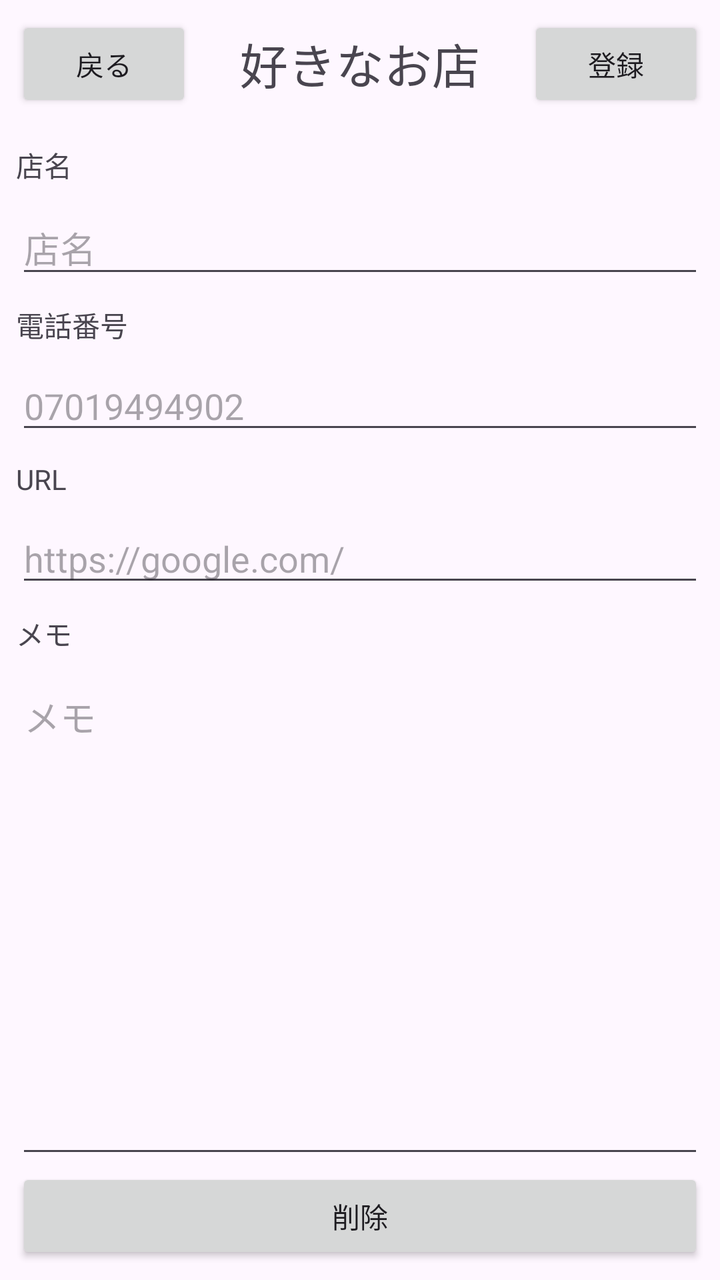
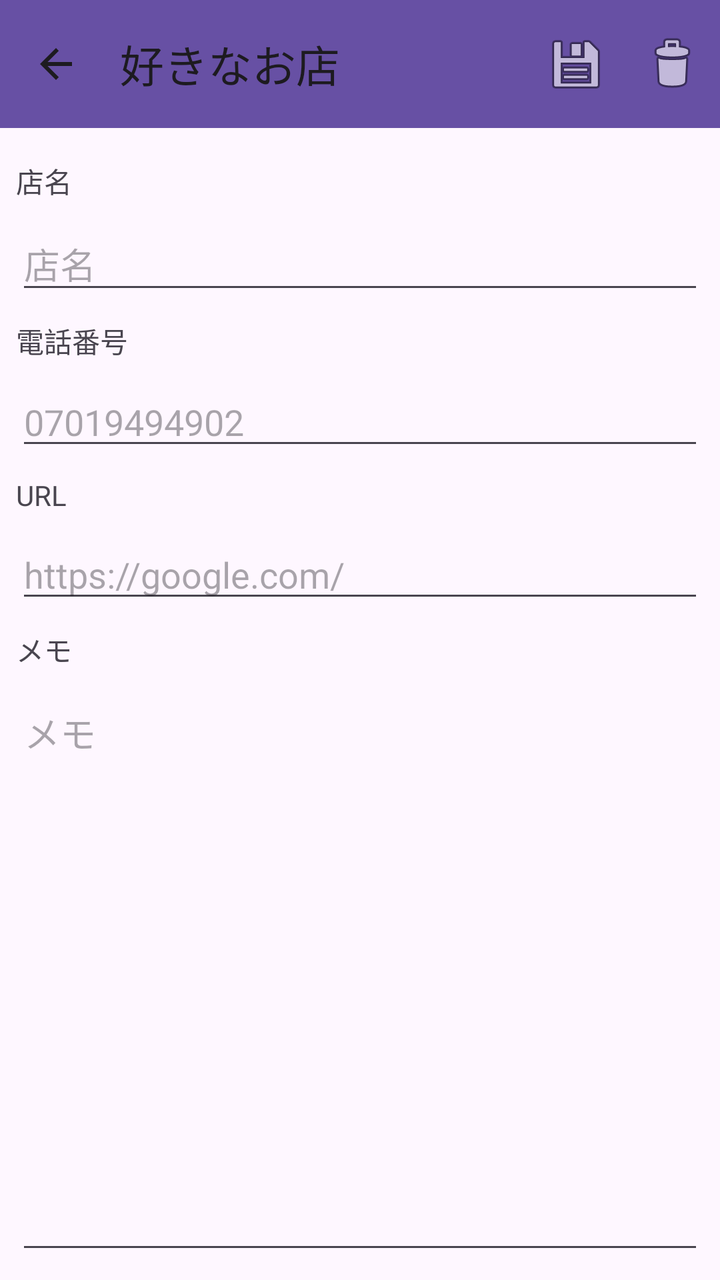

Before-and-after screenshots of an Android layout around one commit, followed by the original layout XML and the change that was made.
<!-- AndroidManifest.xml: application theme Theme.FavoriteShop30678 -->
<!-- res/layout/activity_shop_edit.xml -->
<?xml version="1.0" encoding="utf-8"?>
<androidx.constraintlayout.widget.ConstraintLayout xmlns:android="http://schemas.android.com/apk/res/android"
    xmlns:app="http://schemas.android.com/apk/res-auto"
    xmlns:tools="http://schemas.android.com/tools"
    android:id="@+id/main"
    android:layout_width="match_parent"
    android:layout_height="match_parent"
    tools:context=".ShopEditActivity">

    <TextView
        android:id="@+id/tvTitle"
        android:layout_width="wrap_content"
        android:layout_height="wrap_content"
        android:layout_marginTop="14dp"
        android:text="@string/tv_title"
        android:textSize="24sp"
        app:layout_constraintEnd_toStartOf="@+id/btSave"
        app:layout_constraintStart_toEndOf="@+id/btBack"
        app:layout_constraintTop_toTopOf="parent" />

    <Button
        android:id="@+id/btBack"
        android:layout_width="wrap_content"
        android:layout_height="wrap_content"
        android:layout_marginStart="8dp"
        android:layout_marginTop="8dp"
        android:text="@string/bt_back"
        app:layout_constraintStart_toStartOf="parent"
        app:layout_constraintTop_toTopOf="parent" />

    <Button
        android:id="@+id/btSave"
        android:layout_width="wrap_content"
        android:layout_height="wrap_content"
        android:layout_marginTop="8dp"
        android:layout_marginEnd="8dp"
        android:text="@string/bt_save"
        app:layout_constraintEnd_toEndOf="parent"
        app:layout_constraintTop_toTopOf="parent" />

    <TextView
        android:id="@+id/tvShopName"
        android:layout_width="wrap_content"
        android:layout_height="wrap_content"
        android:layout_marginStart="8dp"
        android:layout_marginTop="16dp"
        android:text="@string/tv_shop_name"
        app:layout_constraintStart_toStartOf="parent"
        app:layout_constraintTop_toBottomOf="@+id/btBack" />

    <TextView
        android:id="@+id/tvTel"
        android:layout_width="wrap_content"
        android:layout_height="wrap_content"
        android:layout_marginStart="8dp"
        android:layout_marginTop="8dp"
        android:text="@string/tv_tel"
        app:layout_constraintStart_toStartOf="parent"
        app:layout_constraintTop_toBottomOf="@+id/etShopName" />

    <EditText
        android:id="@+id/etShopName"
        android:layout_width="0dp"
        android:layout_height="wrap_content"
        android:layout_marginStart="8dp"
        android:layout_marginTop="8dp"
        android:layout_marginEnd="8dp"
        android:ems="10"
        android:hint="@string/et_shop_name_hint"
        android:inputType="text"
        app:layout_constraintEnd_toEndOf="parent"
        app:layout_constraintStart_toStartOf="parent"
        app:layout_constraintTop_toBottomOf="@+id/tvShopName" />

    <EditText
        android:id="@+id/etTel"
        android:layout_width="0dp"
        android:layout_height="wrap_content"
        android:layout_marginStart="8dp"
        android:layout_marginTop="8dp"
        android:layout_marginEnd="8dp"
        android:ems="10"
        android:hint="@string/et_tel_hint"
        android:inputType="phone"
        app:layout_constraintEnd_toEndOf="parent"
        app:layout_constraintStart_toStartOf="parent"
        app:layout_constraintTop_toBottomOf="@+id/tvTel" />

    <TextView
        android:id="@+id/tvUrl"
        android:layout_width="wrap_content"
        android:layout_height="wrap_content"
        android:layout_marginStart="8dp"
        android:layout_marginTop="8dp"
        android:text="@string/et_url"
        app:layout_constraintStart_toStartOf="parent"
        app:layout_constraintTop_toBottomOf="@+id/etTel" />

    <EditText
        android:id="@+id/etUrl"
        android:layout_width="0dp"
        android:layout_height="wrap_content"
        android:layout_marginStart="8dp"
        android:layout_marginTop="8dp"
        android:layout_marginEnd="8dp"
        android:ems="10"
        android:hint="@string/et_url_hint"
        android:inputType="text|textUri"
        app:layout_constraintEnd_toEndOf="parent"
        app:layout_constraintStart_toStartOf="parent"
        app:layout_constraintTop_toBottomOf="@+id/tvUrl" />

    <TextView
        android:id="@+id/tvMemo"
        android:layout_width="wrap_content"
        android:layout_height="wrap_content"
        android:layout_marginStart="8dp"
        android:layout_marginTop="8dp"
        android:text="@string/et_memo_view"
        app:layout_constraintStart_toStartOf="parent"
        app:layout_constraintTop_toBottomOf="@+id/etUrl" />

    <EditText
        android:id="@+id/etMemo"
        android:layout_width="0dp"
        android:layout_height="0dp"
        android:layout_marginStart="8dp"
        android:layout_marginTop="8dp"
        android:layout_marginEnd="8dp"
        android:ems="10"
        android:gravity="start|top"
        android:hint="@string/et_memo_hint"
        android:inputType="textMultiLine"
        app:layout_constraintBottom_toTopOf="@+id/btDelete"
        app:layout_constraintEnd_toEndOf="parent"
        app:layout_constraintStart_toStartOf="parent"
        app:layout_constraintTop_toBottomOf="@+id/tvMemo" />

    <Button
        android:id="@+id/btDelete"
        android:layout_width="0dp"
        android:layout_height="wrap_content"
        android:layout_marginStart="8dp"
        android:layout_marginEnd="8dp"
        android:layout_marginBottom="8dp"
        android:text="@string/bt_delete"
        app:layout_constraintBottom_toBottomOf="parent"
        app:layout_constraintEnd_toEndOf="parent"
        app:layout_constraintStart_toStartOf="parent" />
</androidx.constraintlayout.widget.ConstraintLayout>
<!-- resources referenced by this layout -->
<resources>
  <string name="bt_back">戻る</string>
  <string name="bt_delete">削除</string>
  <string name="bt_save">登録</string>
  <string name="et_memo_hint">メモ</string>
  <string name="et_memo_view">メモ</string>
  <string name="et_shop_name_hint">店名</string>
  <string name="et_tel_hint">07019494902</string>
  <string name="et_url">URL</string>
  <string name="et_url_hint">https://google.com/</string>
  <string name="tv_shop_name">店名</string>
  <string name="tv_tel">電話番号</string>
  <string name="tv_title">好きなお店</string>
  <style name="Theme.FavoriteShop30678" parent="Base.Theme.FavoriteShop30678" />
  <style name="Base.Theme.FavoriteShop30678" parent="Theme.Material3.DayNight.NoActionBar">
          
          
      </style>
</resources>

<!-- the commit's change to res/layout/activity_shop_edit.xml (unified diff, before → after) -->
@@ -7,36 +7,19 @@
     android:layout_height="match_parent"
     tools:context=".ShopEditActivity">
 
-    <TextView
-        android:id="@+id/tvTitle"
-        android:layout_width="wrap_content"
+    <com.google.android.material.appbar.MaterialToolbar
+        android:id="@+id/tbEdit"
+        android:layout_width="0dp"
         android:layout_height="wrap_content"
-        android:layout_marginTop="14dp"
-        android:text="@string/tv_title"
-        android:textSize="24sp"
-        app:layout_constraintEnd_toStartOf="@+id/btSave"
-        app:layout_constraintStart_toEndOf="@+id/btBack"
-        app:layout_constraintTop_toTopOf="parent" />
-
-    <Button
-        android:id="@+id/btBack"
-        android:layout_width="wrap_content"
-        android:layout_height="wrap_content"
-        android:layout_marginStart="8dp"
-        android:layout_marginTop="8dp"
-        android:text="@string/bt_back"
+        android:background="?attr/colorPrimary"
+        android:minHeight="?attr/actionBarSize"
+        android:theme="?attr/actionBarTheme"
+        app:layout_constraintEnd_toEndOf="parent"
         app:layout_constraintStart_toStartOf="parent"
-        app:layout_constraintTop_toTopOf="parent" />
-
-    <Button
-        android:id="@+id/btSave"
-        android:layout_width="wrap_content"
-        android:layout_height="wrap_content"
-        android:layout_marginTop="8dp"
-        android:layout_marginEnd="8dp"
-        android:text="@string/bt_save"
-        app:layout_constraintEnd_toEndOf="parent"
-        app:layout_constraintTop_toTopOf="parent" />
+        app:layout_constraintTop_toTopOf="parent"
+        app:menu="@menu/menu_shop_edit"
+        app:navigationIcon="?attr/homeAsUpIndicator"
+        app:title="@string/tv_title" />
 
     <TextView
         android:id="@+id/tvShopName"
@@ -46,7 +29,7 @@
         android:layout_marginTop="16dp"
         android:text="@string/tv_shop_name"
         app:layout_constraintStart_toStartOf="parent"
-        app:layout_constraintTop_toBottomOf="@+id/btBack" />
+        app:layout_constraintTop_toBottomOf="@+id/tbEdit" />
 
     <TextView
         android:id="@+id/tvTel"
@@ -127,24 +110,14 @@
         android:layout_marginStart="8dp"
         android:layout_marginTop="8dp"
         android:layout_marginEnd="8dp"
+        android:layout_marginBottom="8dp"
         android:ems="10"
         android:gravity="start|top"
         android:hint="@string/et_memo_hint"
         android:inputType="textMultiLine"
-        app:layout_constraintBottom_toTopOf="@+id/btDelete"
+        app:layout_constraintBottom_toBottomOf="parent"
         app:layout_constraintEnd_toEndOf="parent"
         app:layout_constraintStart_toStartOf="parent"
         app:layout_constraintTop_toBottomOf="@+id/tvMemo" />
 
-    <Button
-        android:id="@+id/btDelete"
-        android:layout_width="0dp"
-        android:layout_height="wrap_content"
-        android:layout_marginStart="8dp"
-        android:layout_marginEnd="8dp"
-        android:layout_marginBottom="8dp"
-        android:text="@string/bt_delete"
-        app:layout_constraintBottom_toBottomOf="parent"
-        app:layout_constraintEnd_toEndOf="parent"
-        app:layout_constraintStart_toStartOf="parent" />
 </androidx.constraintlayout.widget.ConstraintLayout>
<!-- resource entries referenced after the edit -->
@@ -1,8 +1,5 @@
 <!-- resources referenced by this layout -->
 <resources>
-  <string name="bt_back">戻る</string>
-  <string name="bt_delete">削除</string>
-  <string name="bt_save">登録</string>
   <string name="et_memo_hint">メモ</string>
   <string name="et_memo_view">メモ</string>
   <string name="et_shop_name_hint">店名</string>
